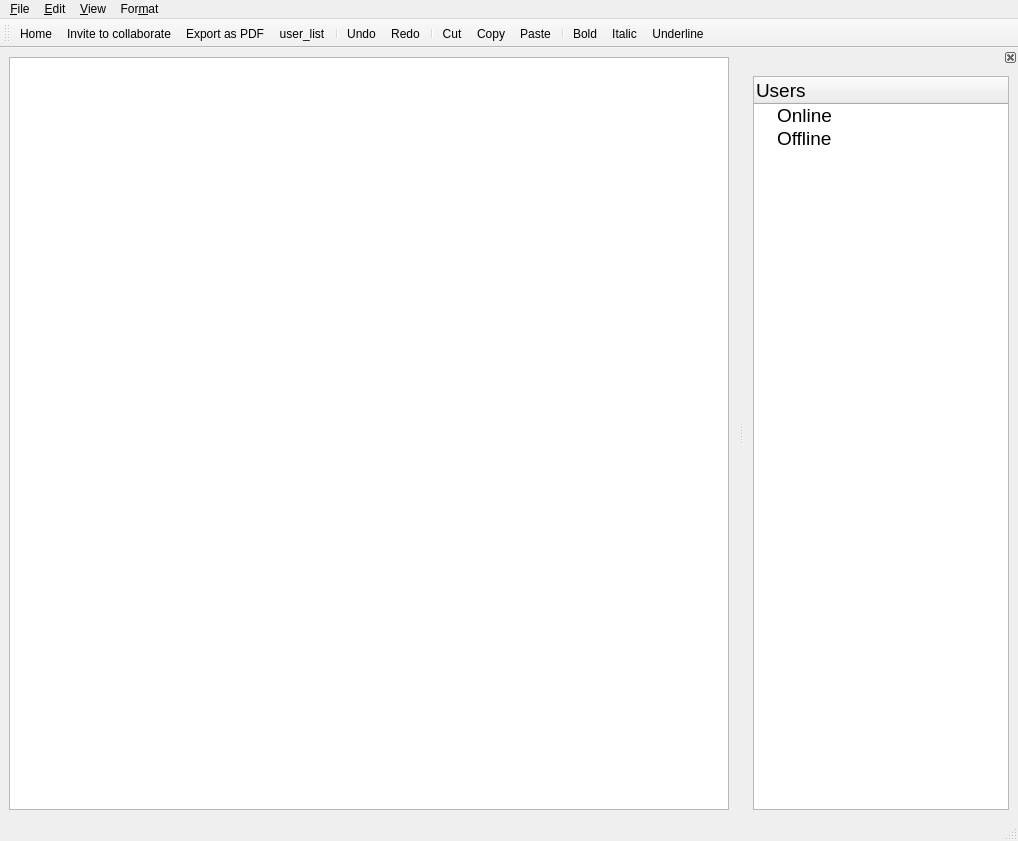
Before: the Qt Designer form src/client/ui/editor.ui in franco-ruggeri/write-together, drawn with Qt 5.
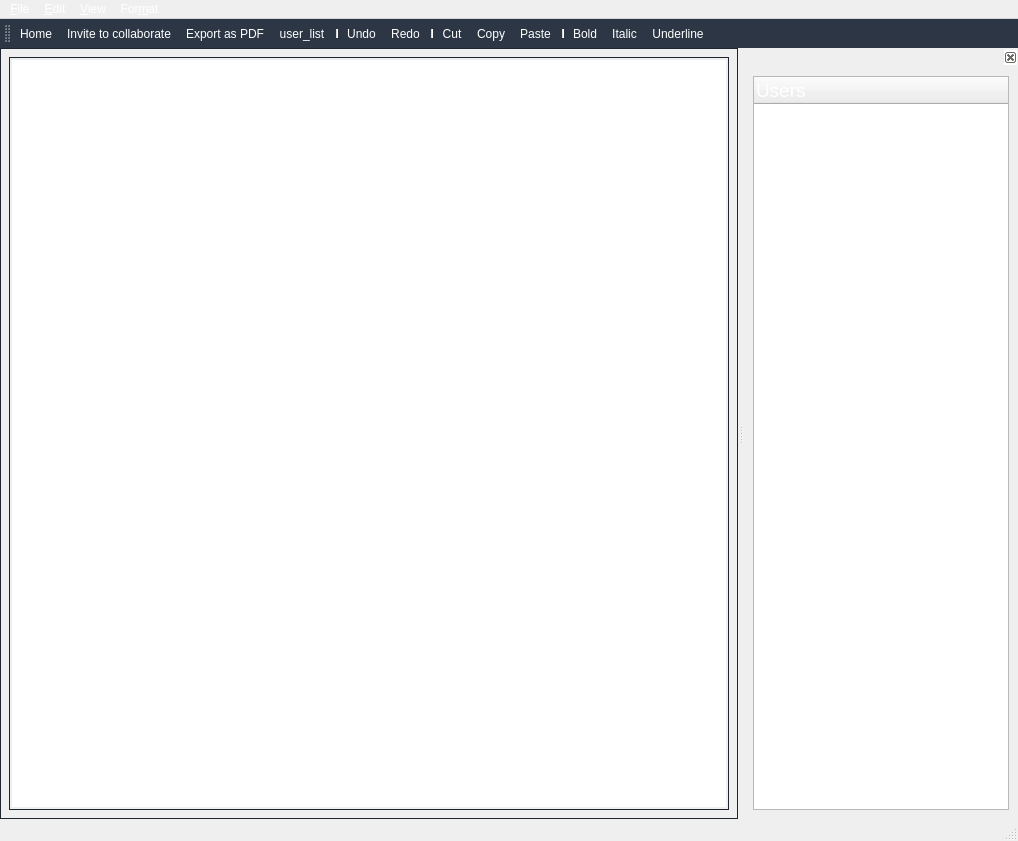
After: the same form once the commit is applied. Icons and pictures are not drawn.

Commit message: background image resized, colors should be consistent between different screens now

```diff
--- a/src/client/ui/editor.ui
+++ b/src/client/ui/editor.ui
@@ -20,6 +20,8 @@
   <property name="styleSheet">
    <string notr="true">* {
 	font-family: &quot;Roboto Light&quot;;
+	background-color: &quot;#2c3645&quot;;
+	color: white
 }
 
 QWidget#centralwidget * {
@@ -32,15 +34,32 @@
 
 QTreeWidget#users::item:hover {
 	color: #A4A4A4;
+}
+
+QToolBar#toolbar {
+	background-color: #2c3645;
+	border: 0; 
+	padding: 3;
+}
+
+QDockWidget::close-button{
+	background-color: white;
 }</string>
   </property>
   <property name="toolButtonStyle">
    <enum>Qt::ToolButtonFollowStyle</enum>
   </property>
   <widget class="QWidget" name="centralwidget">
+   <property name="styleSheet">
+    <string notr="true">background-color: &quot;#f2f2f2&quot;; border: 1px solid #1e2530; color: black</string>
+   </property>
    <layout class="QGridLayout" name="gridLayout_2">
     <item row="0" column="0">
-     <widget class="QTextEdit" name="editor"/>
+     <widget class="QTextEdit" name="editor">
+      <property name="styleSheet">
+       <string notr="true">padding: 2;</string>
+      </property>
+     </widget>
     </item>
    </layout>
   </widget>
@@ -53,6 +72,9 @@
      <height>23</height>
     </rect>
    </property>
+   <property name="styleSheet">
+    <string notr="true">background-color: &quot;#1e2530&quot;</string>
+   </property>
    <widget class="QMenu" name="menu_file">
     <property name="title">
      <string>&amp;File</string>
@@ -97,6 +119,9 @@
    <property name="windowTitle">
     <string>toolBar</string>
    </property>
+   <property name="styleSheet">
+    <string notr="true"/>
+   </property>
    <attribute name="toolBarArea">
     <enum>TopToolBarArea</enum>
    </attribute>
@@ -140,7 +165,7 @@
      <item row="0" column="0">
       <widget class="QTreeWidget" name="users">
        <property name="styleSheet">
-        <string notr="true"/>
+        <string notr="true">background-color: &quot;#2c3645&quot;; color: white</string>
        </property>
        <property name="editTriggers">
         <set>QAbstractItemView::NoEditTriggers</set>
```
Left out of the diff: 8 changed lines with no effect on the pictures. The commit also changes 17 other files.
